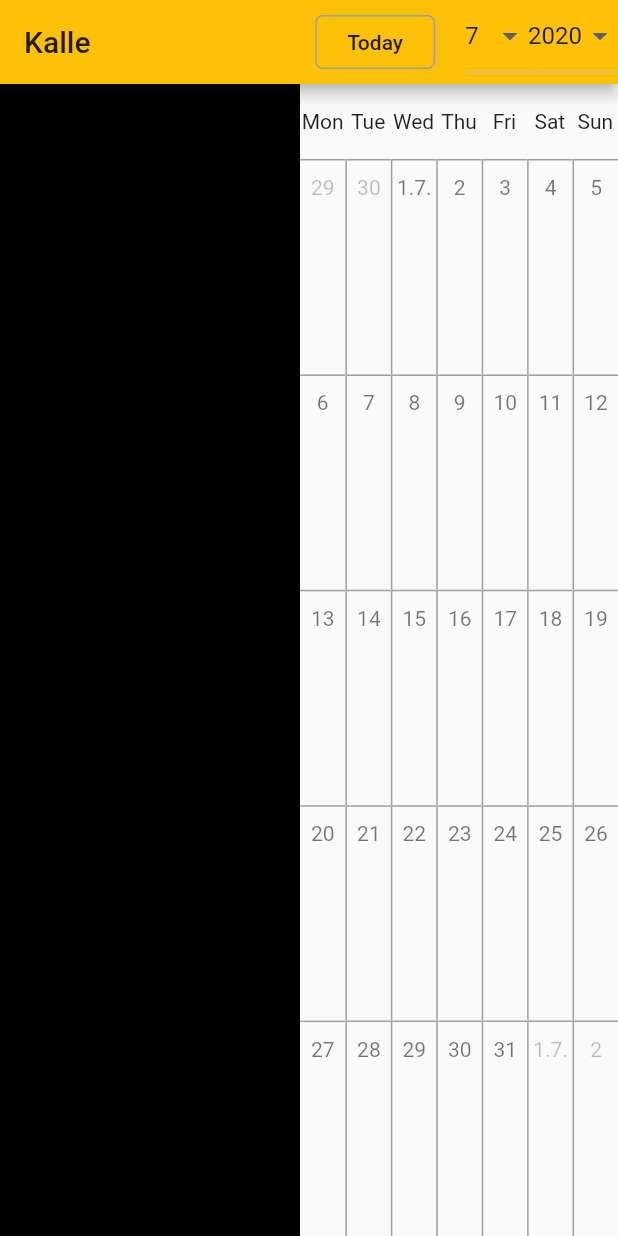
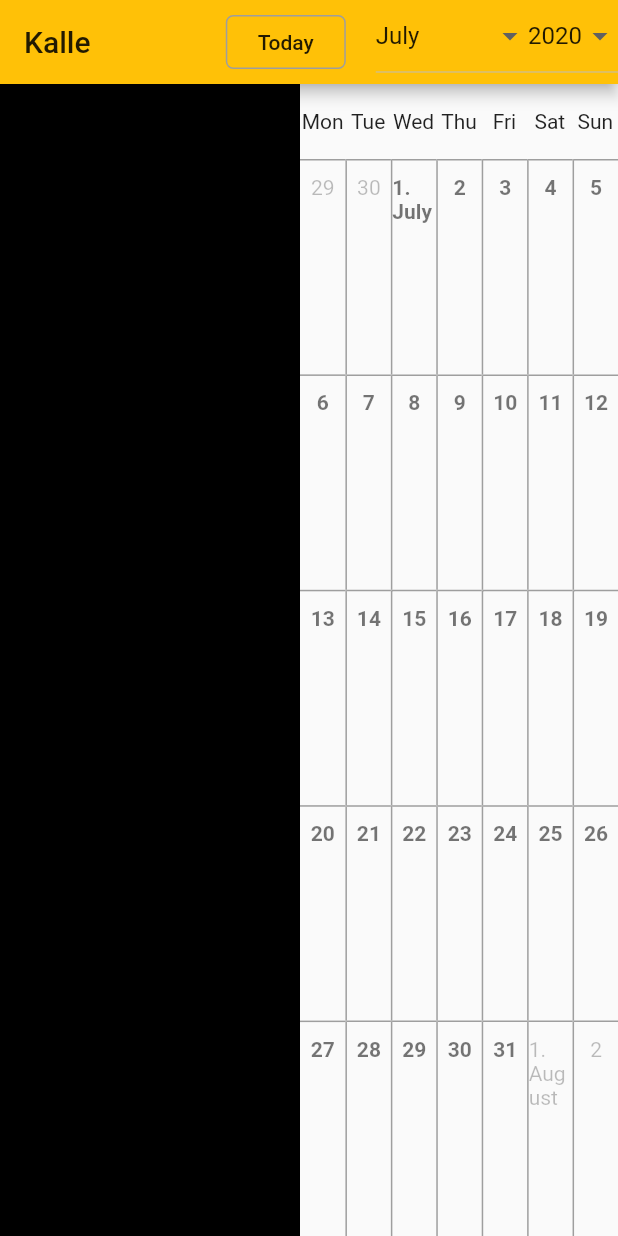
Before and after one commit to fosscom/kalle, a Flutter app: the screen it shows after launch, on a phone screen of 412 x 824 dp. Run offline on Flutter 3.47's test engine with Material 2 defaults, Android fonts, the phone set to English and light mode, and no system bars.

Commit message:
adding String output for months
Months now are no longer represented by numerical values

```diff
--- a/lib/calendar_sheet.dart
+++ b/lib/calendar_sheet.dart
@@ -78,23 +78,31 @@ class CalendarSheetBody extends StatelessWidget {
                           row * 7 + column - _weekDayOfFirstDayOfMonth + 2;
 
                       var color = Colors.black54;
+                      var fontWeight = FontWeight.bold;
+                      bool newMonthFlag = false;
 
                       if (day < 1) {
                         day += _lastDayOfLastMonth;
                         color = Colors.black26;
+                        fontWeight = FontWeight.normal;
                       } else if (day > _lastDayOfMonth) {
                         day -= _lastDayOfMonth;
                         color = Colors.black26;
+                        fontWeight = FontWeight.normal;
+                        newMonthFlag = true;
                       }
 
                       return Container(
                         child: Text(
                           day == 1
-                              ? day.toString() + '.' + _month.toString() + '.'
+                              ? day.toString() +
+                                  '. ' +
+                                  (newMonthFlag
+                                      ? NameOfMonth(_month + 1)
+                                      : NameOfMonth(_month))
                               : day.toString(),
-                          style: TextStyle(
-                            color: color,
-                          ),
+                          style:
+                              TextStyle(color: color, fontWeight: fontWeight),
                         ),
                         margin: EdgeInsets.fromLTRB(0, 10, 0, 0),
                       );
--- a/lib/main.dart
+++ b/lib/main.dart
@@ -1,6 +1,7 @@
 import 'package:flutter/gestures.dart';
 import 'package:flutter/material.dart';
 import 'package:kalle/calendar_sheet.dart';
+import 'package:kalle/utils/date.dart';
 
 void main() {
   runApp(MyApp());
@@ -71,7 +72,7 @@ class _MyHomePageState extends State<MyHomePage> {
                 12,
                 (index) => DropdownMenuItem<int>(
                   value: 1 + index,
-                  child: new Text((1 + index).toString()),
+                  child: new Text(NameOfMonth(index + 1)),
                 ),
               ),
               onChanged: (val) {
--- a/lib/utils/date.dart
+++ b/lib/utils/date.dart
@@ -1,4 +1,90 @@
 enum DayOfWeek { MON, TUE, WED, THU, FRI, SAT, SUN }
+enum MonthOfYear { Jan, Feb, Mar, Apr, May, Jun, Jul, Aug, Sep, Oct, Nov, Dec }
+
+extension MonthOfYearExtension on MonthOfYear {
+  String get name {
+    switch (this) {
+      case MonthOfYear.Jan:
+        return "January";
+
+      case MonthOfYear.Feb:
+        return "February";
+
+      case MonthOfYear.Mar:
+        return "March";
+
+      case MonthOfYear.Apr:
+        return "April";
+
+      case MonthOfYear.May:
+        return "May";
+
+      case MonthOfYear.Jun:
+        return "June";
+
+      case MonthOfYear.Jul:
+        return "July";
+
+      case MonthOfYear.Aug:
+        return "August";
+
+      case MonthOfYear.Sep:
+        return "September";
+
+      case MonthOfYear.Oct:
+        return "October";
+
+      case MonthOfYear.Nov:
+        return "November";
+
+      case MonthOfYear.Dec:
+        return "December";
+    }
+  }
+}
+
+String NameOfMonth(int month) {
+  switch (month) {
+    case 1:
+      return "January";
+
+    case 2:
+      return "February";
+
+    case 3:
+      return "March";
+
+    case 4:
+      return "April";
+
+    case 5:
+      return "May";
+
+    case 6:
+      return "June";
+
+    case 7:
+      return "July";
+
+    case 8:
+      return "August";
+
+    case 9:
+      return "September";
+
+    case 10:
+      return "October";
+
+    case 11:
+      return "November";
+
+    case 12:
+      return "December";
+
+    default:
+      return "FEHLER";
+  }
+}
 
 extension DayOfWeekExtension on DayOfWeek {
   String get name {
```
